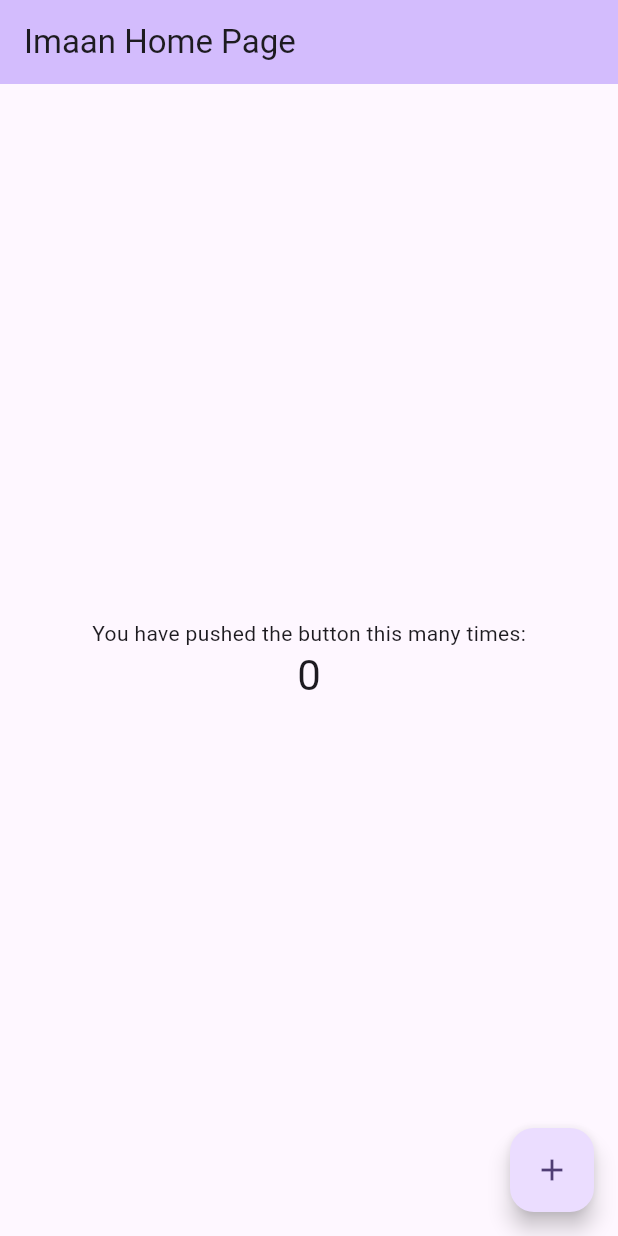
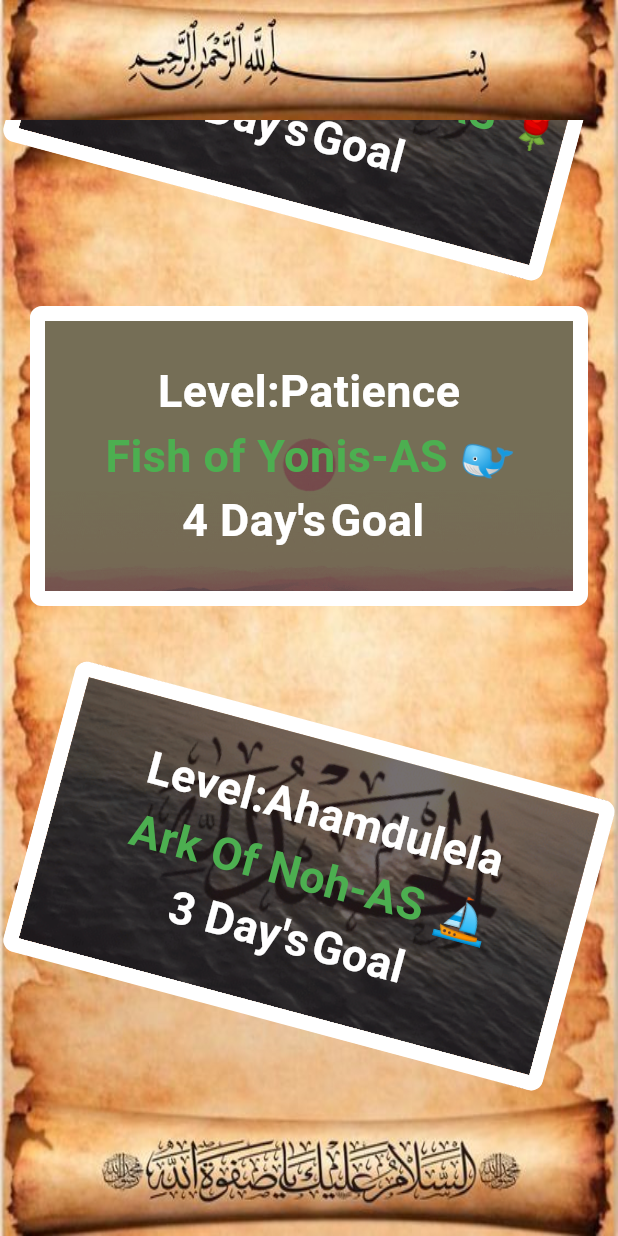
Before and after one commit to waseemsourcecode/imaan_tree, a Flutter app: the screen it shows after launch, on a phone screen of 412 x 824 dp. Run offline on Flutter 3.47's test engine with Material 3 defaults, Android fonts, the phone set to English and light mode, and no system bars.

Commit message:
Initiate more

```diff
--- a/lib/arch/clean_arch/data/local_ds.dart
+++ b/lib/arch/clean_arch/data/local_ds.dart
@@ -0,0 +1,19 @@
+import 'models/imaanlevel.dart';
+
+class LocalDs {
+  static List<ImaanLevel> getAllLevels(){
+    final  List<ImaanLevel> levels = [];
+    final titles = ["Ahamdulela","Patience","Taqwa","Rizq","Blessings"];
+    final days = [3,4,3,6,7];
+    final  bages = [LevelBadges.noohArk,LevelBadges.yoonusAsFish,LevelBadges.flowerOfIbrahimAs,LevelBadges.riverNile,LevelBadges.mosqueAqsa];
+    for (var i = 0; i < titles.length; i++) {
+      final obj = ImaanLevel(id: idGenerator(), title: titles[i], totalDays: days[i], badgeType:bages[i] );
+      levels.add(obj);
+    }
+    return levels;
+  }
+}
+ String idGenerator() {
+    final now = DateTime.now();
+    return now.microsecondsSinceEpoch.toString();
+  }
--- /dev/null
+++ b/lib/arch/clean_arch/data/models/imaanlevel.dart
@@ -0,0 +1,13 @@
+
+enum LevelBadges{
+noohArk,yoonusAsFish,flowerOfIbrahimAs, riverNile, mosqueAqsa
+}
+class ImaanLevel {
+ final  String id;
+ final  String title;
+ final int totalDays;
+ final LevelBadges badgeType;
+
+  ImaanLevel({required this.id, required this.title, required this.totalDays, required this.badgeType});
+
+}
--- /dev/null
+++ b/lib/arch/clean_arch/presentation/screens/imaan_dashboard.dart
@@ -0,0 +1,137 @@
+import 'package:flutter/material.dart';
+import 'package:imaan_tree/arch/clean_arch/data/local_ds.dart';
+import 'package:imaan_tree/arch/clean_arch/presentation/view_utils/level_configure.dart';
+
+import '../../data/models/imaanlevel.dart';
+
+class ImaanDashboard extends StatefulWidget{
+  const ImaanDashboard({super.key});
+
+  @override
+  State<StatefulWidget> createState() {
+   return _StateImaanDashboard();
+  }
+
+}
+class _StateImaanDashboard extends State<ImaanDashboard>{
+  @override
+  Widget build(BuildContext context) {
+   var imaanLevels =   LocalDs.getAllLevels();
+   return   Scaffold(body: Container(
+       width: MediaQuery.of(context).size.width,
+        constraints: const BoxConstraints.expand(),
+        decoration: const BoxDecoration(
+          image: DecorationImage(
+            image: AssetImage(
+              'assets/images/bg1.jpg',
+            ),
+            fit: BoxFit.fill,
+          ),
+        ),
+     child: SafeArea(
+       child: Stack(children: [
+
+        // Image.asset("assets/images/bg1.jpeg",fit: BoxFit.cover,width: double.infinity,height: double.infinity,
+
+           //  ),
+       //
+
+        //Level view
+        Padding(
+          padding: const EdgeInsets.only(top:80.0,bottom: 80),
+          child: ListView.builder(
+            reverse: true,
+           itemCount: imaanLevels.length,
+           //shrinkWrap: true,
+           itemBuilder: (build, index){
+            final level = imaanLevels[index];
+            final pullLevelCorner = index % 2 == 0 ? true : false;
+           return Padding(
+             padding:   EdgeInsets.only(left: 20.0,right: 20,bottom: pullLevelCorner ? 60 : 20,top:  pullLevelCorner ? 60: 0),
+             child: RotationTransition(
+
+           turns: new AlwaysStoppedAnimation(pullLevelCorner ? 15 / 360 : 0/ 360),
+               child: Container(height: 200,child: Container(
+                 // width: 400,
+                 // height: 200,
+                 decoration: BoxDecoration(
+                   borderRadius: BorderRadius.circular(8),
+                   border: Border.all(
+                     color: Colors.white,
+                     width: 10,
+                   ),
+                   image: DecorationImage(
+                     fit: BoxFit.cover,
+                     image: AssetImage("assets/images/bg1.jpg"),
+                   ),
+                 ),
+                 child: Stack(children: [
+                  Image.asset( pullLevelCorner ?
+"assets/images/alhamdulela.gif":"assets/images/calm.gif",
+width: double.infinity,
+fit: BoxFit.cover,
+
+
+),
+                  //  Padding(
+                  //    padding: const EdgeInsets.all(8.0),
+                  //    child: Column(children: [
+
+
+                  //    ],),
+                  //  )
+
+                  Container(
+                    height: 200,
+                    color: Colors.black54,
+                  child: Column(
+                    mainAxisAlignment: MainAxisAlignment.center,
+                    crossAxisAlignment: CrossAxisAlignment.center,
+                  children: [
+                    Text("Level:" + level.title,style: TextStyle(fontSize: 30, color: Colors.white,fontWeight: FontWeight.bold),),
+                                  Row(
+                                    mainAxisAlignment: MainAxisAlignment.center,
+                                    children: [
+                   // Text("Achieve",style: TextStyle(fontSize: 30, color: Colors.white,fontWeight: FontWeight.bold),),
+                    SizedBox(width: 2,),
+                                     Text(LevelConfigure.configureBadges(level.badgeType),style: TextStyle(fontSize: 30, color: Colors.green,fontWeight: FontWeight.bold),),
+
+
+                                     ],),
+                                       Row(
+                                          mainAxisAlignment: MainAxisAlignment.center,
+                                        children: [
+                         Text("${level.totalDays} Day's",style: TextStyle(fontSize: 30, color: Colors.white,fontWeight: FontWeight.bold),),
+                         SizedBox(width: 3,),
+                       Text("Goal ",style: TextStyle(fontSize: 30, color: Colors.white,fontWeight: FontWeight.bold),),
+
+
+
+                     ],),
+                  ],
+                                    ),)
+                 ],)
+
+
+               ),),
+             ),
+           );
+          }),
+        ),
+          //level meter
+
+        //  ClipRRect(
+        //   borderRadius: BorderRadius.circular(50),
+        //   child: Container(
+        //     height: 100,
+        //     width: 100,
+        //     color: Colors.green,)),
+       ],),
+     ),
+   )
+
+
+   );
+  }
+
+}
--- /dev/null
+++ b/lib/arch/clean_arch/presentation/view_utils/level_configure.dart
@@ -0,0 +1,15 @@
+import 'package:imaan_tree/arch/clean_arch/data/models/imaanlevel.dart';
+
+class LevelConfigure {
+ static String   configureBadges(LevelBadges badge){
+
+switch (badge) {
+  case LevelBadges.noohArk:return "Ark Of Noh-AS ⛵";
+   case LevelBadges.flowerOfIbrahimAs: return"Flower of Abrahim-AS 🌹";
+    case LevelBadges.yoonusAsFish: return"Fish of Yonis-AS 🐋";
+  case LevelBadges.riverNile: return"Blessed Nile River 🌊";
+  case LevelBadges.mosqueAqsa: return"Masjid Aqsa 🕌";
+}
+
+  }
+}
--- a/lib/main.dart
+++ b/lib/main.dart
@@ -1,5 +1,6 @@
 import 'package:flutter/material.dart';
 import 'package:imaan_tree/arch/clean_arch/presentation/screens/home/screen_home.dart';
+import 'package:imaan_tree/arch/clean_arch/presentation/screens/imaan_dashboard.dart';
 
 void main() {
   runApp(const StartApp());
@@ -18,7 +19,7 @@
         colorScheme: ColorScheme.fromSeed(seedColor: Colors.deepPurple),
         useMaterial3: true,
       ),
-      home: const ScreenHome(title: 'Imaan Home Page'),
+      home: const ImaanDashboard(),
     );
   }
 }
--- a/pubspec.yaml
+++ b/pubspec.yaml
@@ -59,8 +59,8 @@ flutter:
   uses-material-design: true
 
   # To add assets to your application, add an assets section, like this:
-  # assets:
-  #   - images/a_dot_burr.jpeg
+  assets:
+    - assets/images/
   #   - images/a_dot_ham.jpeg
 
   # An image asset can refer to one or more resolution-specific "variants", see
```
Also changed, not shown: assets/images/alhamdulela.gif (added), assets/images/bg1.jpg (added), assets/images/calm.gif (added), assets/images/heaven_sample1.jpg (added), lib/arch/clean_arch/presentation/screens/imaan_builder/imaan_builder_view.dart (added), pubspec.lock.
